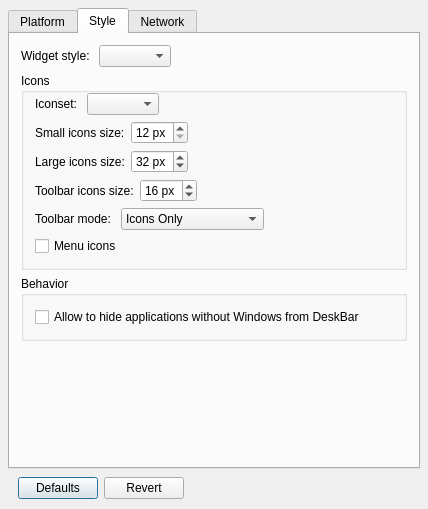
The window that tools/qsettings/settingsdialog.ui (threedeyes/qthaikuplugins) describes before a commit, drawn with Qt 5.
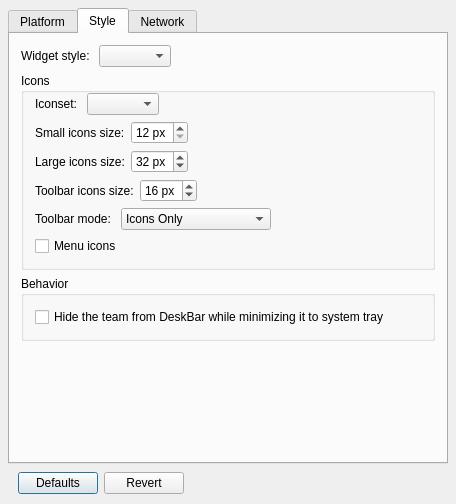
The same window after the commit. The open tabs and pages were chosen to show the change.

Commit message: QSettings: tune string

The edit to the form file:
```diff
--- a/tools/qsettings/settingsdialog.ui
+++ b/tools/qsettings/settingsdialog.ui
@@ -6,8 +6,8 @@
    <rect>
     <x>0</x>
     <y>0</y>
-    <width>428</width>
-    <height>509</height>
+    <width>456</width>
+    <height>504</height>
    </rect>
   </property>
   <property name="sizePolicy">
@@ -507,7 +507,7 @@
               <item>
                <widget class="QCheckBox" name="deskBarCheckBox">
                 <property name="text">
-                 <string>Allow to hide applications without Windows from DeskBar</string>
+                 <string>Hide the team from DeskBar while minimizing it to system tray</string>
                 </property>
                </widget>
               </item>
```
